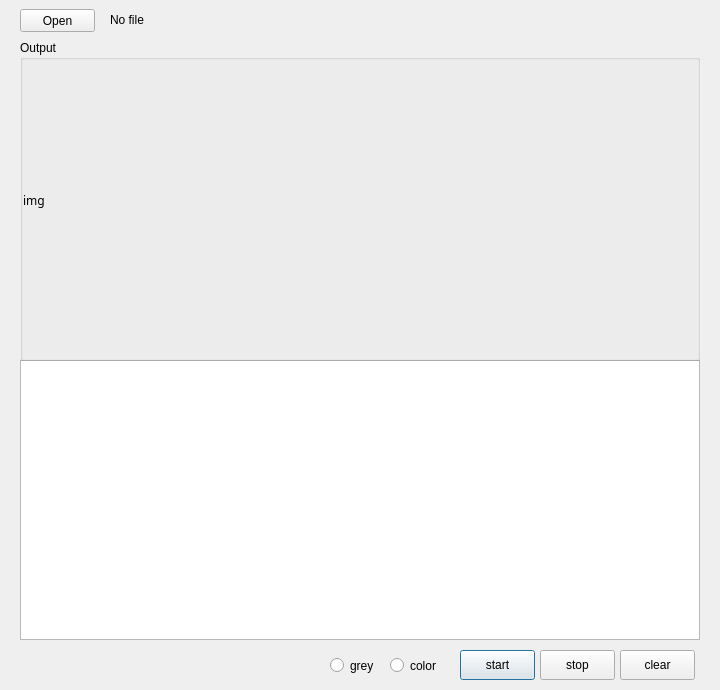
Above: app2.ui from blissin/window_git before the change. Below: the same form after it.
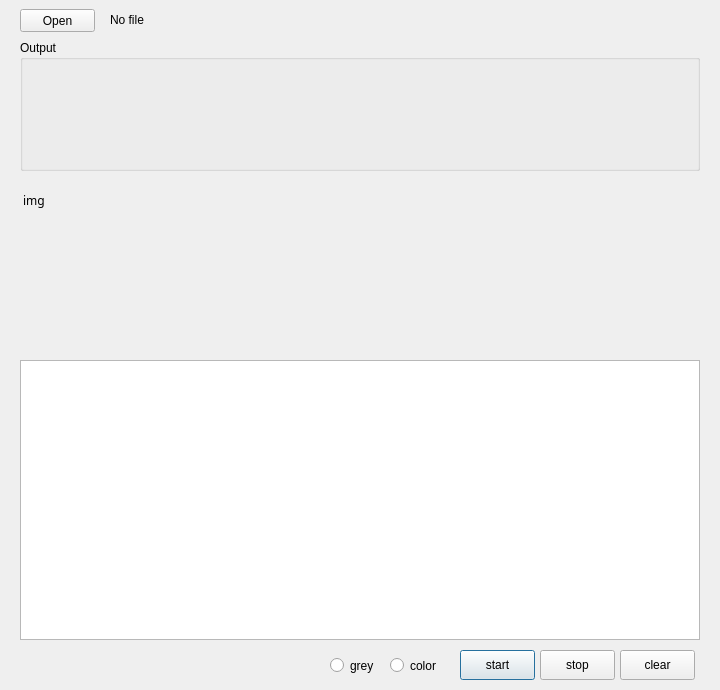
That is the form after the change.

```diff
--- a/app2.ui
+++ b/app2.ui
@@ -130,7 +130,7 @@
      <x>20</x>
      <y>40</y>
      <width>680</width>
-     <height>321</height>
+     <height>131</height>
     </rect>
    </property>
    <property name="title">
```
